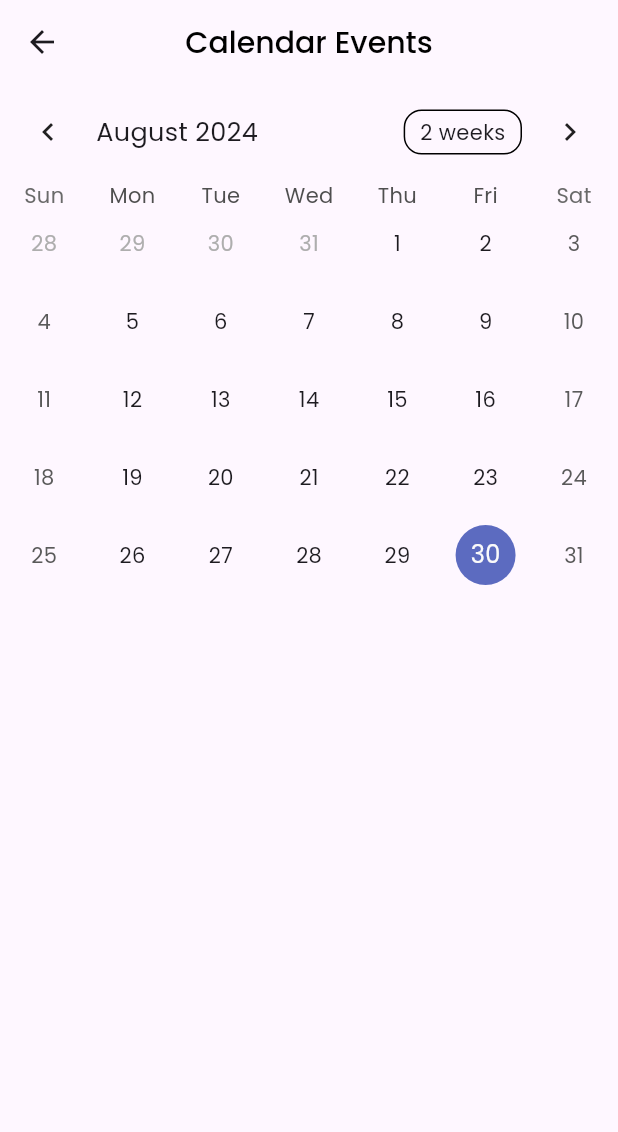
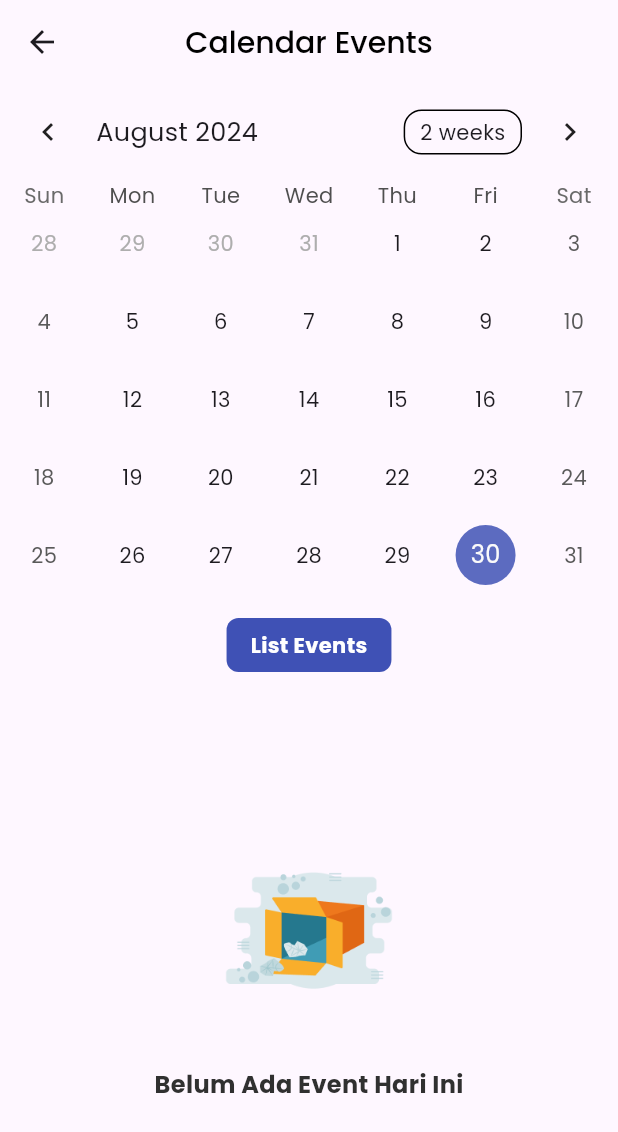
Before and after one commit to dzayeate/EDUPASS-MOBILE, a Flutter app: the CalendarCompetition screen opened directly, on a phone screen of 412 x 824 dp. Shown: the top 1132 px of the screen. Run offline on Flutter 3.47's test engine with Material 3 defaults, Android fonts, the light colour scheme and no system bars; drawn by our look-alikes of table_calendar; our stand-ins replace awesome_snackbar_content, curved_navigation_bar, dio, file_picker, go_router, google_fonts and 3 more; missing offline and left inert: mobile_scanner; accounts and stored records are empty; network calls fail.

Commit message:
Fix Rekapitulasi Testing, Login Form, Name + Icon App, Vefiried Role Checking, ListCompetition Update Search Bar, Button Forgot Password, dialog alert UI Update

```diff
--- a/lib/api/competition/get/get_comp_scheduled_service.dart
+++ b/lib/api/competition/get/get_comp_scheduled_service.dart
@@ -1,12 +1,27 @@
+import 'dart:io';
+
 import 'package:dio/dio.dart';
+import 'package:dio/io.dart';
 import 'package:edupass_mobile/models/event/event_model.dart';
+import 'package:flutter/material.dart';
+import 'package:edupass_mobile/utils/constant.dart';
 
 class GetScheduledCompetitionService {
+  final Dio _dio;
+
+  GetScheduledCompetitionService() : _dio = Dio() {
+    (_dio.httpClientAdapter as IOHttpClientAdapter).onHttpClientCreate =
+        (HttpClient client) {
+      client.badCertificateCallback =
+          (X509Certificate cert, String host, int port) => true;
+      return client;
+    };
+  }
 // Get All Competition ( Pagination )
   Future<List<EventModel>> fetchCompetitionEvents() async {
     try {
-      final response = await Dio().get(
-        'http://192.168.1.4:3000/competition/findScheduleCompetition',
+      final response = await _dio.get(
+        '${baseUrl}competition/findScheduleCompetition',
         queryParameters: {
           'page': 1,
           'length': 10,
@@ -24,7 +39,7 @@ class GetScheduledCompetitionService {
 
       return events;
     } catch (e) {
-      print('Error fetching competition events: $e');
+      debugPrint('Error fetching competition events: $e');
       return [];
     }
   }
--- a/lib/api/competition/get/get_comp_service.dart
+++ b/lib/api/competition/get/get_comp_service.dart
@@ -1,12 +1,25 @@
+import 'dart:io';
+
 import 'package:dio/dio.dart';
+import 'package:dio/io.dart';
+import 'package:edupass_mobile/utils/constant.dart';
 
 class GetCompetitionService {
-  final Dio _dio = Dio();
+  final Dio _dio;
+
+  GetCompetitionService() : _dio = Dio() {
+    (_dio.httpClientAdapter as IOHttpClientAdapter).onHttpClientCreate =
+        (HttpClient client) {
+      client.badCertificateCallback =
+          (X509Certificate cert, String host, int port) => true;
+      return client;
+    };
+  }
 
   Future<Map<String, dynamic>> getCompetitions(int page, int length) async {
     try {
       final response = await _dio.get(
-        'http://192.168.1.4:3000/competition/findCompetition',
+        '${baseUrl}competition/findCompetition',
         queryParameters: {
           'page': page,
           'length': length,
@@ -27,7 +40,7 @@ class GetCompetitionService {
   Future<Map<String, dynamic>> searchCompetitions(String query) async {
     try {
       final response = await _dio.get(
-        'http://192.168.1.4:3000/competition/findCompetition',
+        '${baseUrl}competition/findCompetition',
         queryParameters: {
           'page': 1,
           'length': 10,
@@ -49,7 +62,7 @@ class GetCompetitionService {
   Future<Map<String, dynamic>> searchCompetitionsByFilter(String filter) async {
     try {
       final response = await _dio.get(
-        'http://192.168.1.4:3000/competition/findCompetition',
+        '${baseUrl}competition/findCompetition',
         queryParameters: {
           'page': 1,
           'length': 5,
@@ -71,7 +84,7 @@ class GetCompetitionService {
   Future<Map<String, dynamic>> getCompetitionDetail(String id) async {
     try {
       final response = await _dio.get(
-        'http://192.168.1.4:3000/competition/findCompetition',
+        '${baseUrl}competition/findCompetition',
         queryParameters: {
           'page': 1,
           'length': 1,
--- a/lib/screens/authentication/register_screen.dart
+++ b/lib/screens/authentication/register_screen.dart
@@ -204,7 +204,7 @@ class _RegisterScreenState extends State<RegisterScreen> {
                           ),
                           const SizedBox(width: 20),
                           IconButton(
-                            icon: Image.asset('assets/icons/facebook.png'),
+                            icon: Image.asset('assets/icons/kunci-logo.png'),
                             onPressed: () {},
                           ),
                         ],
--- a/lib/screens/calendar_competitions/calendar_competitions.dart
+++ b/lib/screens/calendar_competitions/calendar_competitions.dart
@@ -9,7 +9,7 @@ class CalendarCompetition extends StatefulWidget {
   const CalendarCompetition({super.key});
 
   @override
-  _CalendarCompetitionState createState() => _CalendarCompetitionState();
+  State<CalendarCompetition> createState() => _CalendarCompetitionState();
 }
 
 class _CalendarCompetitionState extends State<CalendarCompetition> {
@@ -45,6 +45,8 @@ class _CalendarCompetitionState extends State<CalendarCompetition> {
 
   @override
   Widget build(BuildContext context) {
+    final events = _getEventsForDay(_selectedDay);
+
     return Scaffold(
       appBar: AppBar(
         title: Text(
@@ -72,20 +74,32 @@ class _CalendarCompetitionState extends State<CalendarCompetition> {
             },
             eventLoader: _getEventsForDay,
           ),
+          const SizedBox(height: 16.0),
+          Container(
+            padding:
+                const EdgeInsets.symmetric(vertical: 8.0, horizontal: 16.0),
+            decoration: BoxDecoration(
+              color: Colors.indigo,
+              borderRadius: BorderRadius.circular(8.0),
+            ),
+            child: const Text(
+              "List Events",
+              style: TextStyle(
+                color: Colors.white,
+                fontWeight: FontWeight.bold,
+              ),
+            ),
+          ),
           const SizedBox(height: 8.0),
+          if (events.isNotEmpty)
             Expanded(
               child: ListView.builder(
-              itemCount: _getEventsForDay(_selectedDay).length,
+                itemCount: events.length,
                 itemBuilder: (context, index) {
-                final event = _getEventsForDay(_selectedDay)[index];
-                return Column(
-                  children: [
-                    const Text("List Events"),
-                    const SizedBox(
-                      height: 8,
-                    ),
-                    ListTile(
-                      title: Text(event.title),
+                  final event = events[index];
+                  const SizedBox(height: 16.0);
+                  return ListTile(
+                    title: Text("❁  ${event.title}"),
                     onTap: () {
                       Navigator.push(
                         context,
@@ -94,10 +108,30 @@ class _CalendarCompetitionState extends State<CalendarCompetition> {
                         ),
                       );
                     },
+                  );
+                },
+              ),
+            )
+          else
+            Expanded(
+              child: Column(
+                mainAxisAlignment: MainAxisAlignment.center,
+                children: [
+                  Image.asset(
+                    'assets/images/empty-box.png',
+                    width: 150,
+                    height: 150,
+                  ),
+                  const SizedBox(height: 16.0),
+                  const Text(
+                    "Belum Ada Event Hari Ini",
+                    style: TextStyle(
+                      color: Color.fromARGB(255, 48, 48, 48),
+                      fontSize: 16.0,
+                      fontWeight: FontWeight.bold,
+                    ),
                   ),
                 ],
-                );
-              },
               ),
             ),
         ],
--- /dev/null
+++ b/lib/utils/constant.dart
@@ -0,0 +1 @@
+const String baseUrl = "https://103.141.61.6/";
```
Also changed, not shown: lib/api/auth/auth_service.dart (+29 -14 lines), lib/api/competition/get/get_comp_registration_service.dart (+15 -2 lines), lib/api/competition/post/register_comp_service.dart (+17 -2 lines), lib/api/competition/post/submit_comp_service.dart (+17 -3 lines), lib/api/get_user/get_user_service.dart (+19 -4 lines), lib/controllers/auth/login_controller.dart (+17 -12 lines), lib/screens/authentication/login_screen.dart (+17 -6 lines), lib/screens/calendar_competitions/event_detail_page.dart (+73 -15 lines), lib/screens/components/custom_form_field.dart (+64 -2 lines), lib/screens/profile/profile_user.dart (+16 -19 lines), assets/icons/kunci-logo.png (added). Lines whose indentation alone changed are shown as unchanged.
